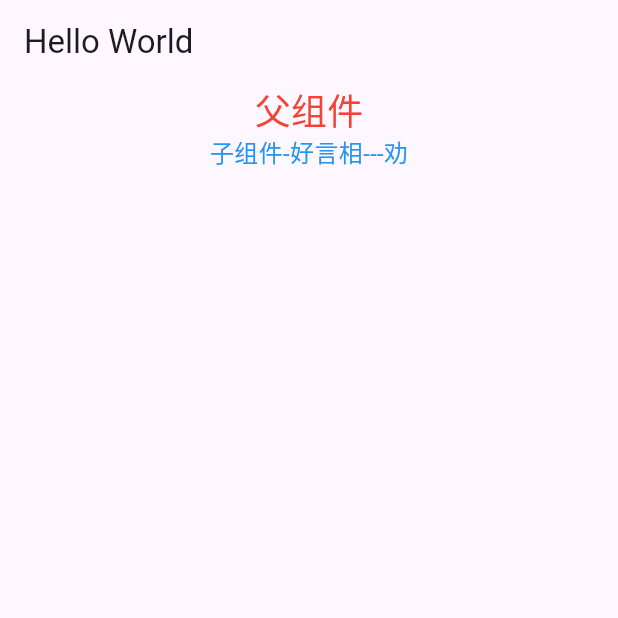
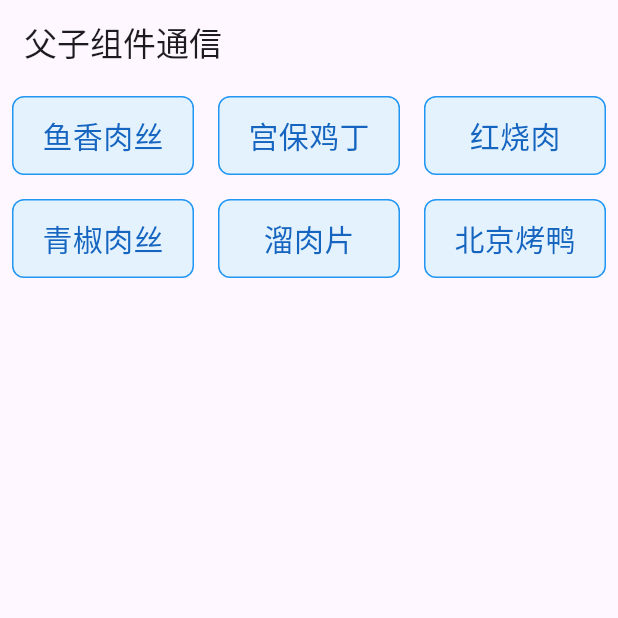
Before and after one commit to neucoder/helloworld, a Flutter app: the screen it shows after launch, on a phone screen of 412 x 824 dp, the top half of it. Run offline on Flutter 3.47's test engine with Material 3 defaults, Android fonts, the phone set to English and light mode, and no system bars.

Commit message:
父子组件通信案例

```diff
--- a/lib/main.dart
+++ b/lib/main.dart
@@ -4,20 +4,27 @@ void main() {
   runApp(MainPage());
 }
 
-class MainPage extends StatelessWidget {
+class MainPage extends StatefulWidget {
   const MainPage({Key? key}) : super(key: key);
+
+  @override
+  _MainPageState createState() => _MainPageState();
+}
+
+class _MainPageState extends State<MainPage> {
+  List<String> msgList = ["鱼香肉丝", "宫保鸡丁", "红烧肉", "青椒肉丝", "溜肉片", "北京烤鸭"];
 
   @override
   Widget build(BuildContext context) {
     return MaterialApp(
       home: Scaffold(
-        appBar: AppBar(title: Text('Hello World')),
-        body: Center(
-          child: Column(
-            children: [
-              Text('父组件', style: TextStyle(fontSize: 24.0, color: Colors.red)),
-              Child(msg: "好言相---劝"),
-            ],
+        appBar: AppBar(title: Text('父子组件通信')),
+        body: GridView.count(
+          crossAxisCount: 3,
+          childAspectRatio: 2.0,
+          children: List.generate(
+            msgList.length,
+            (index) => Child(msg: msgList[index]),
           ),
         ),
       ),
@@ -37,22 +44,19 @@ class _ChildState extends State<Child> {
   @override
   Widget build(BuildContext context) {
     return Container(
-      child: Text(
-        "子组件-${widget.msg}",
-        style: TextStyle(fontSize: 16.0, color: Colors.blue),
+      margin: EdgeInsets.all(8),
+      padding: EdgeInsets.all(8),
+      decoration: BoxDecoration(
+        color: Colors.blue[50],
+        border: Border.all(color: Colors.blue),
+        borderRadius: BorderRadius.circular(8.0),
+      ),
+      child: Center(
+        child: Text(
+          widget.msg,
+          style: TextStyle(fontSize: 20, color: Colors.blue[800]),
+        ),
       ),
     );
   }
 }
-
-// class Child extends StatelessWidget {
-//   final String? msg;
-//   const Child({Key? key,  this.msg}) : super(key: key);
-
-//   @override
-//   Widget build(BuildContext context) {
-//     return Container(
-//       child: Text("子组件-$msg", style: TextStyle(fontSize: 22.0, color: Colors.blue)),
-//     );
-//   }
-// }
```
